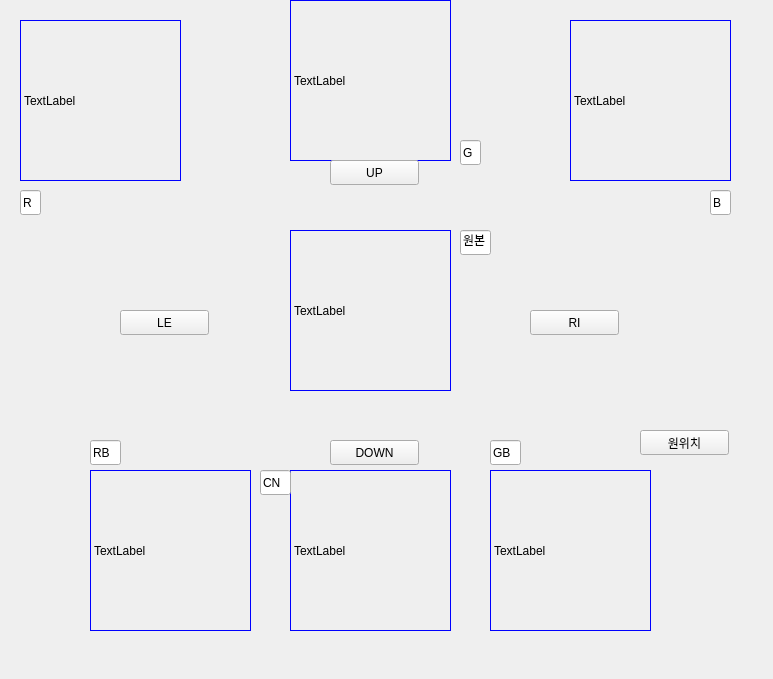
Above: opencv/220215/mainRGB+.ui from songhyeonbeom/opencv before the change. Below: the same form after it.
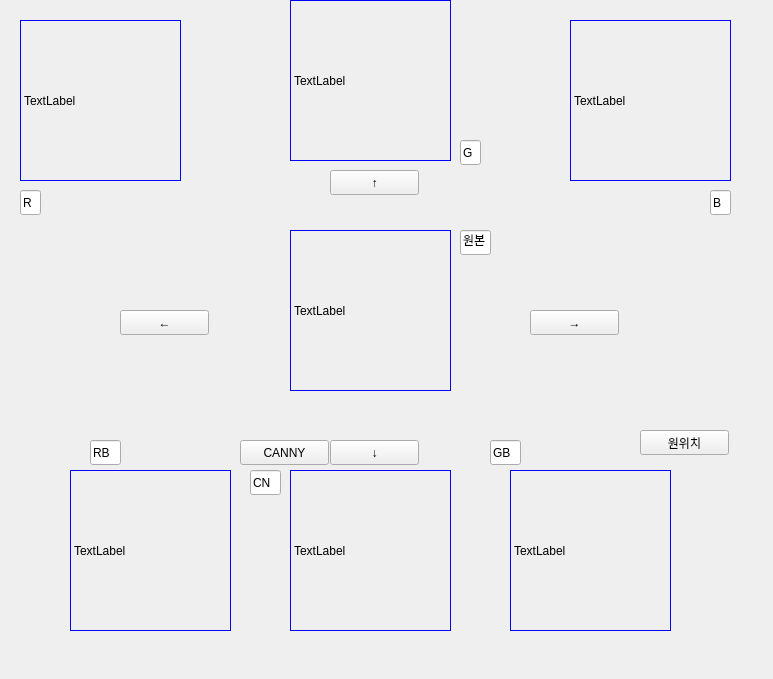
That is the form after the change.

Patch:
```diff
--- a/opencv/220215/mainRGB+.ui
+++ b/opencv/220215/mainRGB+.ui
@@ -87,13 +87,13 @@
     </rect>
    </property>
    <property name="text">
-    <string>DOWN</string>
+    <string>↓</string>
    </property>
   </widget>
   <widget class="QLabel" name="label_RB">
    <property name="geometry">
     <rect>
-     <x>90</x>
+     <x>70</x>
      <y>470</y>
      <width>161</width>
      <height>161</height>
@@ -109,7 +109,7 @@
   <widget class="QLabel" name="label_GB">
    <property name="geometry">
     <rect>
-     <x>490</x>
+     <x>510</x>
      <y>470</y>
      <width>161</width>
      <height>161</height>
@@ -126,13 +126,13 @@
    <property name="geometry">
     <rect>
      <x>330</x>
-     <y>160</y>
+     <y>170</y>
      <width>89</width>
      <height>25</height>
     </rect>
    </property>
    <property name="text">
-    <string>UP</string>
+    <string>↑</string>
    </property>
   </widget>
   <widget class="QPushButton" name="button_le">
@@ -145,7 +145,7 @@
     </rect>
    </property>
    <property name="text">
-    <string>LE</string>
+    <string>←</string>
    </property>
   </widget>
   <widget class="QPushButton" name="button_ri">
@@ -158,7 +158,7 @@
     </rect>
    </property>
    <property name="text">
-    <string>RI</string>
+    <string>→</string>
    </property>
   </widget>
   <widget class="QPushButton" name="button_333">
@@ -271,7 +271,7 @@
   <widget class="QLineEdit" name="lineEdit_7">
    <property name="geometry">
     <rect>
-     <x>260</x>
+     <x>250</x>
      <y>470</y>
      <width>31</width>
      <height>25</height>
@@ -281,6 +281,19 @@
     <string>CN</string>
    </property>
   </widget>
+  <widget class="QPushButton" name="button_canny">
+   <property name="geometry">
+    <rect>
+     <x>240</x>
+     <y>440</y>
+     <width>89</width>
+     <height>25</height>
+    </rect>
+   </property>
+   <property name="text">
+    <string>CANNY</string>
+   </property>
+  </widget>
  </widget>
  <resources/>
  <connections/>
```
Left out of the diff: 107 changed lines with no effect on the pictures.
